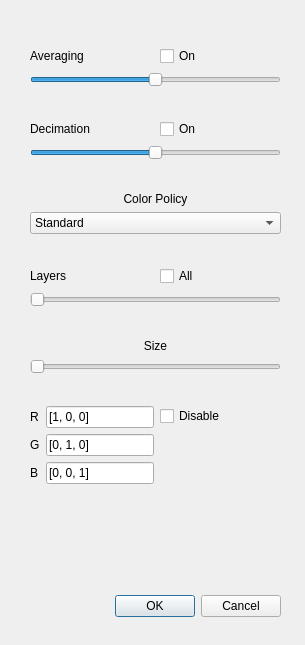
Before: the Qt Designer form Windows/UI_files/PerfOptions.ui in LemurPwned/VISM, drawn with Qt 5.
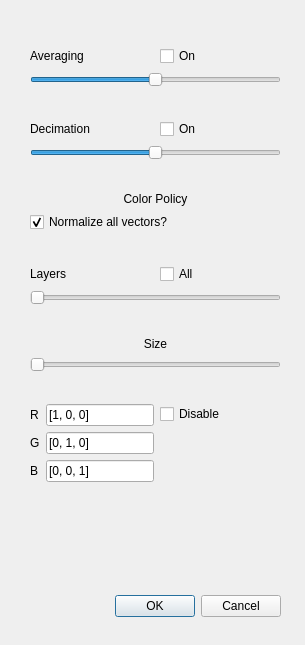
After: the same form once the commit is applied.

Patch:
```diff
--- a/Windows/UI_files/PerfOptions.ui
+++ b/Windows/UI_files/PerfOptions.ui
@@ -35,7 +35,7 @@
      <x>30</x>
      <y>20</y>
      <width>251</width>
-     <height>576</height>
+     <height>580</height>
     </rect>
    </property>
    <layout class="QFormLayout" name="formLayout">
@@ -163,20 +163,6 @@
       </property>
      </widget>
     </item>
-    <item row="8" column="0" colspan="2">
-     <widget class="QComboBox" name="comboBox">
-      <item>
-       <property name="text">
-        <string>Standard</string>
-       </property>
-      </item>
-      <item>
-       <property name="text">
-        <string>Reversed</string>
-       </property>
-      </item>
-     </widget>
-    </item>
     <item row="9" column="0" colspan="2">
      <spacer name="horizontalSpacer_3">
       <property name="orientation">
@@ -316,6 +302,16 @@
       </property>
      </widget>
     </item>
+    <item row="8" column="0" colspan="2">
+     <widget class="QCheckBox" name="checkBox_5">
+      <property name="text">
+       <string>Normalize all vectors?</string>
+      </property>
+      <property name="checked">
+       <bool>true</bool>
+      </property>
+     </widget>
+    </item>
    </layout>
   </widget>
  </widget>
```
